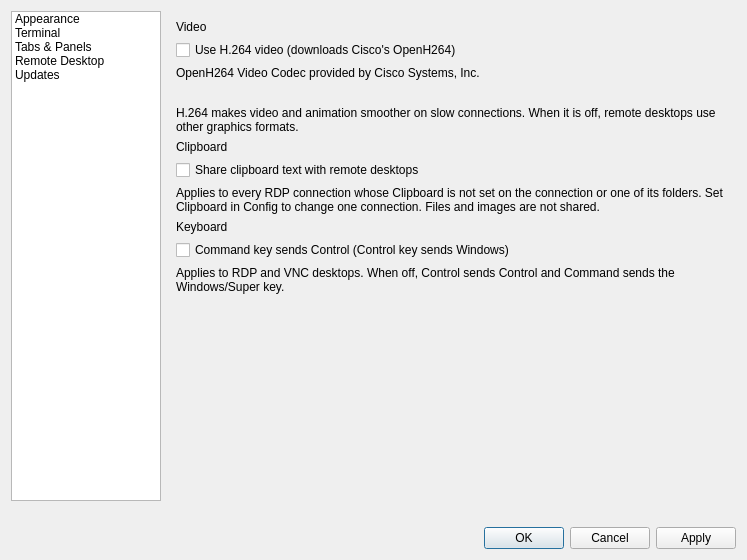
The window that app/ui/OptionsDialog.ui (Crayjones/CMRemote) describes before a commit, drawn with Qt 5.
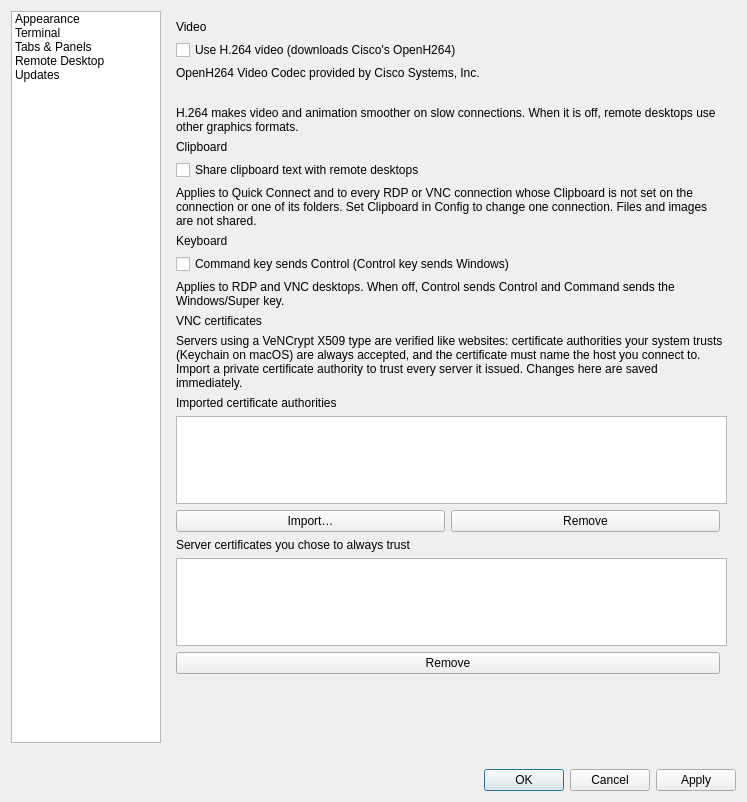
The same window after the commit. The open tabs and pages were chosen to show the change.

```diff
--- a/app/ui/OptionsDialog.ui
+++ b/app/ui/OptionsDialog.ui
@@ -44,10 +44,26 @@
       <item><widget class="QLabel" name="openh264Help"><property name="text"><string>H.264 makes video and animation smoother on slow connections. When it is off, remote desktops use other graphics formats.</string></property><property name="wordWrap"><bool>true</bool></property></widget></item>
       <item><widget class="QLabel" name="clipboardTitle"><property name="text"><string>Clipboard</string></property></widget></item>
       <item><widget class="QCheckBox" name="clipboard"><property name="text"><string>Share clipboard text with remote desktops</string></property></widget></item>
-      <item><widget class="QLabel" name="clipboardHelp"><property name="text"><string>Applies to every RDP connection whose Clipboard is not set on the connection or one of its folders. Set Clipboard in Config to change one connection. Files and images are not shared.</string></property><property name="wordWrap"><bool>true</bool></property></widget></item>
+      <item><widget class="QLabel" name="clipboardHelp"><property name="text"><string>Applies to Quick Connect and to every RDP or VNC connection whose Clipboard is not set on the connection or one of its folders. Set Clipboard in Config to change one connection. Files and images are not shared.</string></property><property name="wordWrap"><bool>true</bool></property></widget></item>
       <item><widget class="QLabel" name="keyboardTitle"><property name="text"><string>Keyboard</string></property></widget></item>
       <item><widget class="QCheckBox" name="commandAsControl"><property name="text"><string>Command key sends Control (Control key sends Windows)</string></property></widget></item>
       <item><widget class="QLabel" name="commandAsControlHelp"><property name="text"><string>Applies to RDP and VNC desktops. When off, Control sends Control and Command sends the Windows/Super key.</string></property><property name="wordWrap"><bool>true</bool></property></widget></item>
+      <item><widget class="QLabel" name="vncTitle"><property name="text"><string>VNC certificates</string></property></widget></item>
+      <item><widget class="QLabel" name="vncHelp"><property name="text"><string>Servers using a VeNCrypt X509 type are verified like websites: certificate authorities your system trusts (Keychain on macOS) are always accepted, and the certificate must name the host you connect to. Import a private certificate authority to trust every server it issued. Changes here are saved immediately.</string></property><property name="wordWrap"><bool>true</bool></property></widget></item>
+      <item><widget class="QLabel" name="vncAuthoritiesTitle"><property name="text"><string>Imported certificate authorities</string></property></widget></item>
+      <item><widget class="QListWidget" name="vncAuthorities"><property name="maximumSize"><size><width>16777215</width><height>88</height></size></property></widget></item>
+      <item><layout class="QHBoxLayout" name="vncAuthorityButtons">
+       <item><widget class="QPushButton" name="vncAuthorityImport"><property name="text"><string>Import…</string></property></widget></item>
+       <item><widget class="QPushButton" name="vncAuthorityRemove"><property name="text"><string>Remove</string></property></widget></item>
+       <item><spacer name="vncAuthoritySpace"><property name="orientation"><enum>Qt::Horizontal</enum></property></spacer></item>
+      </layout></item>
+      <item><widget class="QLabel" name="vncServersTitle"><property name="text"><string>Server certificates you chose to always trust</string></property></widget></item>
+      <item><widget class="QListWidget" name="vncServers"><property name="maximumSize"><size><width>16777215</width><height>88</height></size></property></widget></item>
+      <item><layout class="QHBoxLayout" name="vncServerButtons">
+       <item><widget class="QPushButton" name="vncServerRemove"><property name="text"><string>Remove</string></property></widget></item>
+       <item><spacer name="vncServerSpace"><property name="orientation"><enum>Qt::Horizontal</enum></property></spacer></item>
+      </layout></item>
+      <item><widget class="QLabel" name="vncTrustError"><property name="wordWrap"><bool>true</bool></property><property name="textFormat"><enum>Qt::PlainText</enum></property></widget></item>
       <item><spacer name="rdpSpace"><property name="orientation"><enum>Qt::Vertical</enum></property><property name="sizeHint"><size><width>20</width><height>40</height></size></property></spacer></item>
      </layout></widget>
      <widget class="QWidget" name="updatesPage"><layout class="QVBoxLayout" name="updatesLayout">
```
